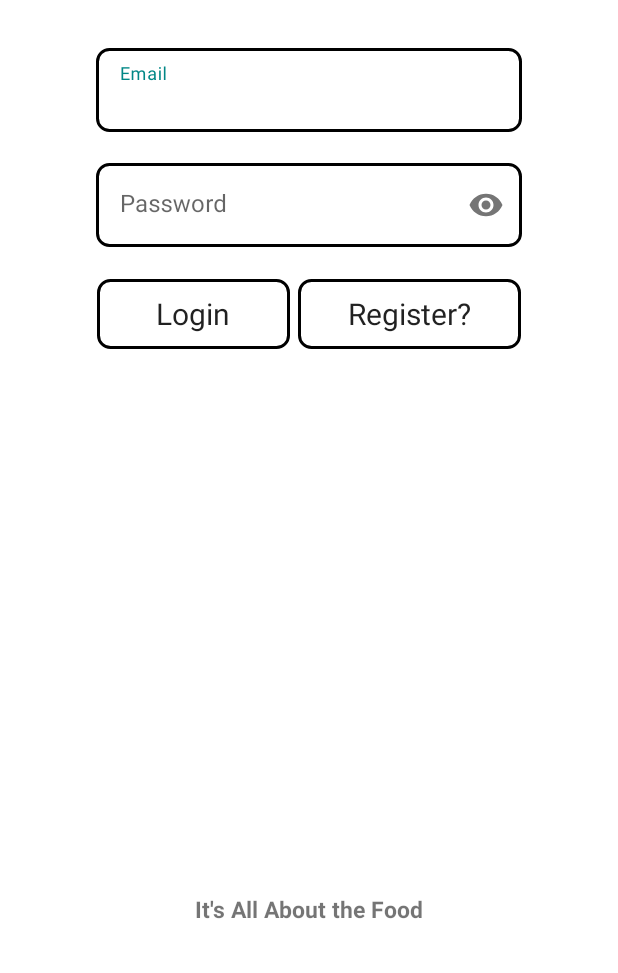
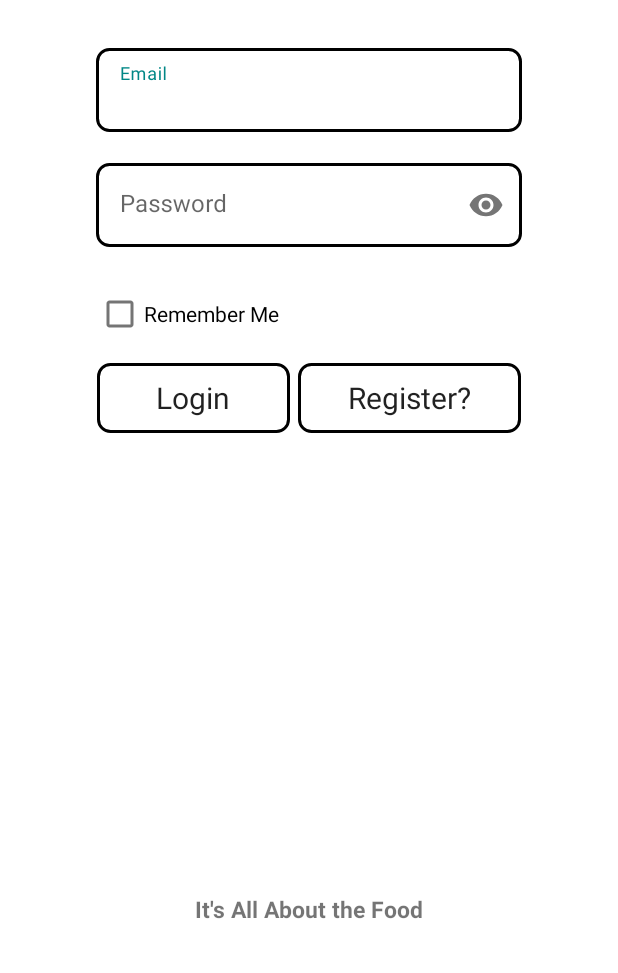
Before and after one commit to Halifx17/SweetBizMobile, an Android app: the layout activity_main.xml on its own in the app's theme, with its tools: preview values and no code run, on a phone screen of 412 x 824 dp, the part 263-1236 px from its top. Run offline under Robolectric (Android 15) with nearby library versions, the phone set to English and light mode, and no system bars; Roboto replaces fonts that are not available here.

Commit message:
Fifth Commit

```diff
--- a/app/src/main/java/com/example/sweetbizmobile/Home.java
+++ b/app/src/main/java/com/example/sweetbizmobile/Home.java
@@ -6,6 +6,7 @@ import androidx.fragment.app.Fragment;
 
 import android.content.DialogInterface;
 import android.content.Intent;
+import android.content.SharedPreferences;
 import android.os.Bundle;
 import android.view.MenuItem;
 
@@ -79,6 +80,11 @@ public class Home extends AppCompatActivity {
         builder.setPositiveButton("Log Out", new DialogInterface.OnClickListener() {
             @Override
             public void onClick(DialogInterface dialogInterface, int i) {
+                SharedPreferences sharedPreferences = getSharedPreferences("checkbox",MODE_PRIVATE);
+                SharedPreferences.Editor editor = sharedPreferences.edit();
+                editor.putString("remember","false");
+                editor.apply();
+
                 Intent intent = new Intent(Home.this, MainActivity.class);
                 mAuth.signOut();
                 finish();
--- a/app/src/main/res/layout/activity_main.xml
+++ b/app/src/main/res/layout/activity_main.xml
@@ -77,10 +77,12 @@
             android:textColor="@color/black" />
     </com.google.android.material.textfield.TextInputLayout>
 
+
     <androidx.appcompat.widget.AppCompatButton
         android:id="@+id/LogInButton"
         android:layout_width="130dp"
         android:layout_height="wrap_content"
+        android:layout_marginTop="8dp"
         android:background="@drawable/login_button"
         android:fontFamily="@font/antic"
         android:onClick="LogIn"
@@ -88,9 +90,8 @@
         android:textAllCaps="false"
         android:textSize="20sp"
         app:errorTextColor="@color/red"
-        app:layout_constraintStart_toStartOf="@+id/EditText_Password"
-        app:layout_constraintTop_toBottomOf="@+id/EditText_Password" />
-
+        app:layout_constraintStart_toStartOf="@+id/checkBox"
+        app:layout_constraintTop_toBottomOf="@+id/checkBox" />
 
     <androidx.appcompat.widget.AppCompatButton
         android:id="@+id/RegisterButton"
@@ -121,6 +122,13 @@
         app:layout_constraintEnd_toEndOf="parent"
         app:layout_constraintStart_toStartOf="parent" />
 
+    <CheckBox
+        android:id="@+id/checkBox"
+        android:layout_width="wrap_content"
+        android:layout_height="wrap_content"
+        android:text="Remember Me"
+        app:layout_constraintStart_toStartOf="@+id/EditText_Password"
+        app:layout_constraintTop_toBottomOf="@+id/EditText_Password" />
 
 
 </androidx.constraintlayout.widget.ConstraintLayout>
```
Also changed, not shown: app/src/main/java/com/example/sweetbizmobile/MainActivity.java (+47 -0 lines), app/src/main/java/com/example/sweetbizmobile/ViewProduct.java (+28 -0 lines).
